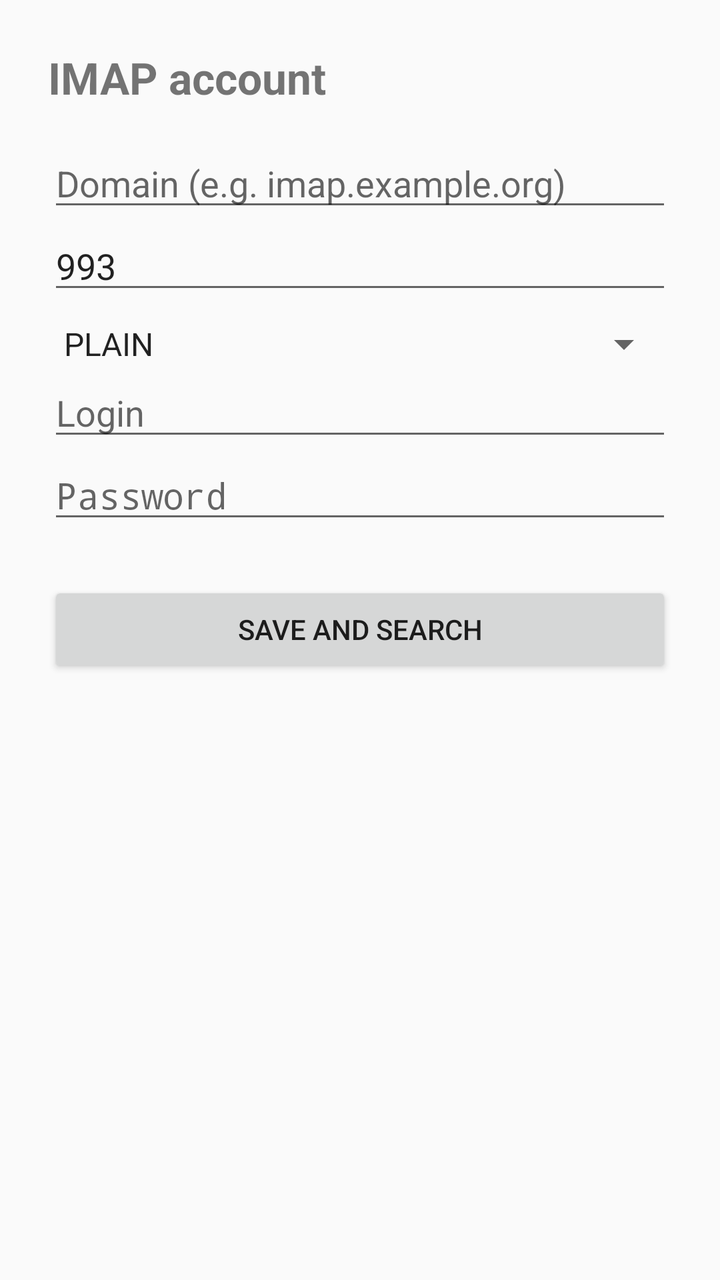
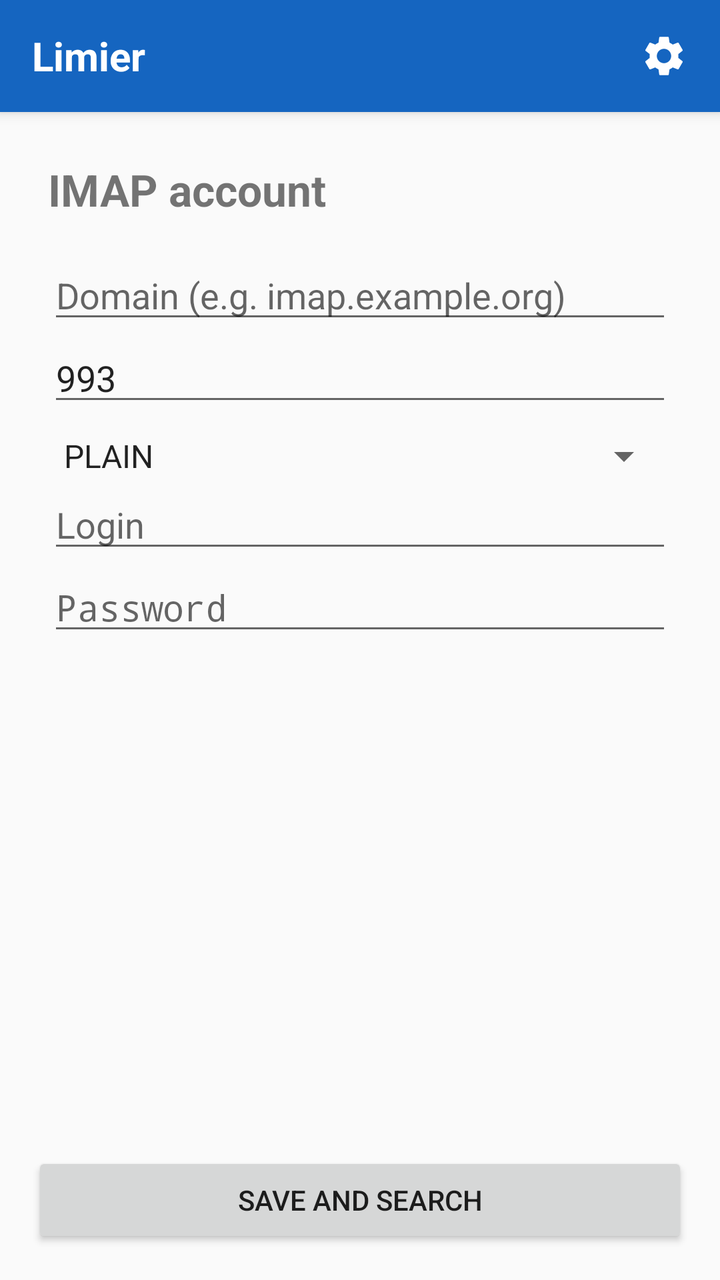

Compare the two renders of this Android layout. The source of the first and the diff that turns it into the second are given below.
<!-- AndroidManifest.xml: application theme AppTheme -->
<!-- res/layout/activity_main.xml -->
<?xml version="1.0" encoding="utf-8"?>
<ViewFlipper xmlns:android="http://schemas.android.com/apk/res/android"
    android:id="@+id/flipper"
    android:layout_width="match_parent"
    android:layout_height="match_parent">

    <include layout="@layout/panel_config" />

    <include layout="@layout/panel_main" />

    <include layout="@layout/panel_detail" />

</ViewFlipper>
<!-- res/layout/panel_config.xml (included above) -->
<?xml version="1.0" encoding="utf-8"?>
<ScrollView xmlns:android="http://schemas.android.com/apk/res/android"
    android:layout_width="match_parent"
    android:layout_height="match_parent">

    <LinearLayout
        android:layout_width="match_parent"
        android:layout_height="wrap_content"
        android:orientation="vertical"
        android:padding="24dp">

        <TextView
            android:layout_width="wrap_content"
            android:layout_height="wrap_content"
            android:layout_marginBottom="16dp"
            android:text="@string/config_title"
            android:textSize="22sp"
            android:textStyle="bold" />

        <EditText
            android:id="@+id/config_domain"
            android:layout_width="match_parent"
            android:layout_height="wrap_content"
            android:hint="@string/config_domain_hint"
            android:inputType="textUri" />

        <EditText
            android:id="@+id/config_port"
            android:layout_width="match_parent"
            android:layout_height="wrap_content"
            android:hint="@string/config_port_hint"
            android:inputType="number"
            android:text="993" />

        <Spinner
            android:id="@+id/config_sasl"
            android:layout_width="match_parent"
            android:layout_height="wrap_content"
            android:layout_marginTop="8dp"
            android:entries="@array/sasl_mechanisms" />

        <EditText
            android:id="@+id/config_login"
            android:layout_width="match_parent"
            android:layout_height="wrap_content"
            android:hint="@string/config_login_hint"
            android:inputType="textEmailAddress" />

        <EditText
            android:id="@+id/config_password"
            android:layout_width="match_parent"
            android:layout_height="wrap_content"
            android:hint="@string/config_password_hint"
            android:inputType="textPassword" />

        <Button
            android:id="@+id/config_submit"
            android:layout_width="match_parent"
            android:layout_height="wrap_content"
            android:layout_marginTop="24dp"
            android:text="@string/config_submit" />

    </LinearLayout>

</ScrollView>
<!-- res/layout/panel_main.xml (included above) -->
<?xml version="1.0" encoding="utf-8"?>
<LinearLayout xmlns:android="http://schemas.android.com/apk/res/android"
    android:layout_width="match_parent"
    android:layout_height="match_parent"
    android:orientation="vertical"
    android:padding="16dp">

    <LinearLayout
        android:layout_width="match_parent"
        android:layout_height="wrap_content"
        android:orientation="horizontal">

        <EditText
            android:id="@+id/search_keywords"
            android:layout_width="0dp"
            android:layout_height="wrap_content"
            android:layout_weight="1"
            android:hint="@string/search_hint"
            android:imeOptions="actionSearch"
            android:inputType="text"
            android:maxLines="1" />

        <Button
            android:id="@+id/search_submit"
            android:layout_width="wrap_content"
            android:layout_height="wrap_content"
            android:text="@string/search_submit" />

    </LinearLayout>

    <ProgressBar
        android:id="@+id/search_progress"
        style="?android:attr/progressBarStyleHorizontal"
        android:layout_width="match_parent"
        android:layout_height="wrap_content"
        android:layout_marginTop="4dp"
        android:visibility="gone" />

    <LinearLayout
        android:layout_width="match_parent"
        android:layout_height="wrap_content"
        android:gravity="center_vertical"
        android:orientation="horizontal">

        <TextView
            android:id="@+id/search_status"
            android:layout_width="0dp"
            android:layout_height="wrap_content"
            android:layout_weight="1" />

        <Button
            android:id="@+id/search_edit_account"
            android:layout_width="wrap_content"
            android:layout_height="wrap_content"
            android:background="@android:color/transparent"
            android:text="@string/search_edit_account"
            android:textColor="?android:attr/colorAccent" />

    </LinearLayout>

    <ScrollView
        android:layout_width="match_parent"
        android:layout_height="match_parent"
        android:layout_marginTop="8dp">

        <LinearLayout
            android:id="@+id/results_container"
            android:layout_width="match_parent"
            android:layout_height="wrap_content"
            android:orientation="vertical" />

    </ScrollView>

</LinearLayout>
<!-- res/layout/panel_detail.xml (included above) -->
<?xml version="1.0" encoding="utf-8"?>
<ScrollView xmlns:android="http://schemas.android.com/apk/res/android"
    android:layout_width="match_parent"
    android:layout_height="match_parent">

    <LinearLayout
        android:layout_width="match_parent"
        android:layout_height="wrap_content"
        android:orientation="vertical"
        android:padding="16dp">

        <Button
            android:id="@+id/detail_back"
            android:layout_width="wrap_content"
            android:layout_height="wrap_content"
            android:layout_marginBottom="16dp"
            android:text="@string/detail_back" />

        <TextView
            android:layout_width="wrap_content"
            android:layout_height="wrap_content"
            android:text="@string/detail_uid_label"
            android:textStyle="bold" />

        <TextView
            android:id="@+id/detail_uid"
            android:layout_width="match_parent"
            android:layout_height="wrap_content"
            android:layout_marginBottom="16dp"
            android:textIsSelectable="true" />

        <TextView
            android:layout_width="wrap_content"
            android:layout_height="wrap_content"
            android:text="@string/detail_date_label"
            android:textStyle="bold" />

        <TextView
            android:id="@+id/detail_date"
            android:layout_width="match_parent"
            android:layout_height="wrap_content"
            android:layout_marginBottom="16dp"
            android:textIsSelectable="true" />

        <TextView
            android:layout_width="wrap_content"
            android:layout_height="wrap_content"
            android:text="@string/detail_subject_label"
            android:textStyle="bold" />

        <TextView
            android:id="@+id/detail_subject"
            android:layout_width="match_parent"
            android:layout_height="wrap_content"
            android:layout_marginBottom="16dp"
            android:textIsSelectable="true" />

        <TextView
            android:id="@+id/detail_status"
            android:layout_width="match_parent"
            android:layout_height="wrap_content" />

        <LinearLayout
            android:id="@+id/detail_parts"
            android:layout_width="match_parent"
            android:layout_height="wrap_content"
            android:orientation="vertical" />

    </LinearLayout>

</ScrollView>
<!-- resources referenced by this layout -->
<resources>
  <string-array name="sasl_mechanisms">
          <item>PLAIN</item>
          <item>LOGIN</item>
      </string-array>
  <string name="config_domain_hint">Domain (e.g. imap.example.org)</string>
  <string name="config_login_hint">Login</string>
  <string name="config_password_hint">Password</string>
  <string name="config_port_hint">Port (993)</string>
  <string name="config_submit">Save and search</string>
  <string name="config_title">IMAP account</string>
  <string name="detail_back">Back to results</string>
  <string name="detail_date_label">Date</string>
  <string name="detail_subject_label">Subject</string>
  <string name="detail_uid_label">UID</string>
  <string name="search_edit_account">Edit account</string>
  <string name="search_hint">Keywords (matched across every field)</string>
  <string name="search_submit">Search</string>
  <style name="AppTheme" parent="@android:style/Theme.Material.Light.NoActionBar" />
</resources>

<!-- the commit's change to res/layout/activity_main.xml (unified diff, before → after) -->
@@ -1,82 +1,147 @@
 <?xml version="1.0" encoding="utf-8"?>
-<ViewFlipper xmlns:android="http://schemas.android.com/apk/res/android"
-    android:id="@+id/flipper"
-    android:layout_width="match_parent"
-    android:layout_height="match_parent">
-
-    <include layout="@layout/panel_config" />
-
-    <include layout="@layout/panel_main" />
-
-    <include layout="@layout/panel_detail" />
-
-</ViewFlipper>
+<LinearLayout xmlns:android="http://schemas.android.com/apk/res/android"
+    android:layout_width="match_parent"
+    android:layout_height="match_parent"
+    android:orientation="vertical">
+
+    <LinearLayout
+        android:id="@+id/top_bar"
+        android:layout_width="match_parent"
+        android:layout_height="wrap_content"
+        android:background="@color/app_bar"
+        android:elevation="4dp"
+        android:gravity="center_vertical"
+        android:minHeight="56dp"
+        android:orientation="horizontal"
+        android:paddingStart="4dp"
+        android:paddingEnd="4dp">
+
+        <ImageButton
+            android:id="@+id/top_back"
+            android:layout_width="48dp"
+            android:layout_height="48dp"
+            android:background="?android:attr/selectableItemBackgroundBorderless"
+            android:contentDescription="@string/back_action"
+            android:src="@drawable/ic_arrow_back"
+            android:visibility="gone" />
+
+        <TextView
+            android:id="@+id/top_title"
+            android:layout_width="0dp"
+            android:layout_height="wrap_content"
+            android:layout_weight="1"
+            android:paddingStart="12dp"
+            android:text="@string/app_name"
+            android:textColor="@color/app_bar_text"
+            android:textSize="20sp"
+            android:textStyle="bold" />
+
+        <ImageButton
+            android:id="@+id/top_settings"
+            android:layout_width="48dp"
+            android:layout_height="48dp"
+            android:background="?android:attr/selectableItemBackgroundBorderless"
+            android:contentDescription="@string/settings_action"
+            android:src="@drawable/ic_settings" />
+
+    </LinearLayout>
+
+    <ProgressBar
+        android:id="@+id/search_progress"
+        style="?android:attr/progressBarStyleHorizontal"
+        android:layout_width="match_parent"
+        android:layout_height="wrap_content"
+        android:visibility="gone" />
+
+    <ViewFlipper
+        android:id="@+id/flipper"
+        android:layout_width="match_parent"
+        android:layout_height="0dp"
+        android:layout_weight="1">
+
+        <include layout="@layout/panel_config" />
+
+        <include layout="@layout/panel_main" />
+
+        <include layout="@layout/panel_detail" />
+
+    </ViewFlipper>
+
+</LinearLayout>
 <!-- res/layout/panel_config.xml (included above) -->
 <?xml version="1.0" encoding="utf-8"?>
-<ScrollView xmlns:android="http://schemas.android.com/apk/res/android"
-    android:layout_width="match_parent"
-    android:layout_height="match_parent">
-
-    <LinearLayout
-        android:layout_width="match_parent"
-        android:layout_height="wrap_content"
-        android:orientation="vertical"
-        android:padding="24dp">
-
-        <TextView
-            android:layout_width="wrap_content"
-            android:layout_height="wrap_content"
-            android:layout_marginBottom="16dp"
-            android:text="@string/config_title"
-            android:textSize="22sp"
-            android:textStyle="bold" />
-
-        <EditText
-            android:id="@+id/config_domain"
-            android:layout_width="match_parent"
-            android:layout_height="wrap_content"
-            android:hint="@string/config_domain_hint"
-            android:inputType="textUri" />
-
-        <EditText
-            android:id="@+id/config_port"
-            android:layout_width="match_parent"
-            android:layout_height="wrap_content"
-            android:hint="@string/config_port_hint"
-            android:inputType="number"
-            android:text="993" />
-
-        <Spinner
-            android:id="@+id/config_sasl"
-            android:layout_width="match_parent"
-            android:layout_height="wrap_content"
-            android:layout_marginTop="8dp"
-            android:entries="@array/sasl_mechanisms" />
-
-        <EditText
-            android:id="@+id/config_login"
-            android:layout_width="match_parent"
-            android:layout_height="wrap_content"
-            android:hint="@string/config_login_hint"
-            android:inputType="textEmailAddress" />
-
-        <EditText
-            android:id="@+id/config_password"
-            android:layout_width="match_parent"
-            android:layout_height="wrap_content"
-            android:hint="@string/config_password_hint"
-            android:inputType="textPassword" />
-
-        <Button
-            android:id="@+id/config_submit"
-            android:layout_width="match_parent"
-            android:layout_height="wrap_content"
-            android:layout_marginTop="24dp"
-            android:text="@string/config_submit" />
-
-    </LinearLayout>
-
-</ScrollView>
+<LinearLayout xmlns:android="http://schemas.android.com/apk/res/android"
+    android:layout_width="match_parent"
+    android:layout_height="match_parent"
+    android:orientation="vertical">
+
+    <ScrollView
+        android:layout_width="match_parent"
+        android:layout_height="0dp"
+        android:layout_weight="1">
+
+        <LinearLayout
+            android:layout_width="match_parent"
+            android:layout_height="wrap_content"
+            android:orientation="vertical"
+            android:padding="24dp">
+
+            <TextView
+                android:layout_width="wrap_content"
+                android:layout_height="wrap_content"
+                android:layout_marginBottom="16dp"
+                android:text="@string/config_title"
+                android:textSize="22sp"
+                android:textStyle="bold" />
+
+            <EditText
+                android:id="@+id/config_domain"
+                android:layout_width="match_parent"
+                android:layout_height="wrap_content"
+                android:hint="@string/config_domain_hint"
+                android:inputType="textUri" />
+
+            <EditText
+                android:id="@+id/config_port"
+                android:layout_width="match_parent"
+                android:layout_height="wrap_content"
+                android:hint="@string/config_port_hint"
+                android:inputType="number"
+                android:text="993" />
+
+            <Spinner
+                android:id="@+id/config_sasl"
+                android:layout_width="match_parent"
+                android:layout_height="wrap_content"
+                android:layout_marginTop="8dp"
+                android:entries="@array/sasl_mechanisms" />
+
+            <EditText
+                android:id="@+id/config_login"
+                android:layout_width="match_parent"
+                android:layout_height="wrap_content"
+                android:hint="@string/config_login_hint"
+                android:inputType="textEmailAddress" />
+
+            <EditText
+                android:id="@+id/config_password"
+                android:layout_width="match_parent"
+                android:layout_height="wrap_content"
+                android:hint="@string/config_password_hint"
+                android:inputType="textPassword" />
+
+        </LinearLayout>
+
+    </ScrollView>
+
+    <Button
+        android:id="@+id/config_submit"
+        android:layout_width="match_parent"
+        android:layout_height="wrap_content"
+        android:layout_margin="16dp"
+        android:text="@string/config_submit" />
+
+</LinearLayout>
 <!-- res/layout/panel_main.xml (included above) -->
 <?xml version="1.0" encoding="utf-8"?>
 <LinearLayout xmlns:android="http://schemas.android.com/apk/res/android"
@@ -84,6 +149,21 @@
     android:layout_height="match_parent"
     android:orientation="vertical"
     android:padding="16dp">
+
+    <TextView
+        android:layout_width="wrap_content"
+        android:layout_height="wrap_content"
+        android:text="@string/search_title"
+        android:textSize="18sp"
+        android:textStyle="bold" />
+
+    <TextView
+        android:layout_width="match_parent"
+        android:layout_height="wrap_content"
+        android:layout_marginTop="4dp"
+        android:layout_marginBottom="12dp"
+        android:text="@string/search_description"
+        android:textColor="?android:attr/textColorSecondary" />
 
     <LinearLayout
         android:layout_width="match_parent"
@@ -108,35 +188,11 @@
 
     </LinearLayout>
 
-    <ProgressBar
-        android:id="@+id/search_progress"
-        style="?android:attr/progressBarStyleHorizontal"
-        android:layout_width="match_parent"
-        android:layout_height="wrap_content"
-        android:layout_marginTop="4dp"
-        android:visibility="gone" />
-
-    <LinearLayout
-        android:layout_width="match_parent"
-        android:layout_height="wrap_content"
-        android:gravity="center_vertical"
-        android:orientation="horizontal">
-
-        <TextView
-            android:id="@+id/search_status"
-            android:layout_width="0dp"
-            android:layout_height="wrap_content"
-            android:layout_weight="1" />
-
-        <Button
-            android:id="@+id/search_edit_account"
-            android:layout_width="wrap_content"
-            android:layout_height="wrap_content"
-            android:background="@android:color/transparent"
-            android:text="@string/search_edit_account"
-            android:textColor="?android:attr/colorAccent" />
-
-    </LinearLayout>
+    <TextView
+        android:id="@+id/search_status"
+        android:layout_width="match_parent"
+        android:layout_height="wrap_content"
+        android:layout_marginTop="8dp" />
 
     <ScrollView
         android:layout_width="match_parent"
@@ -164,13 +220,6 @@
         android:orientation="vertical"
         android:padding="16dp">
 
-        <Button
-            android:id="@+id/detail_back"
-            android:layout_width="wrap_content"
-            android:layout_height="wrap_content"
-            android:layout_marginBottom="16dp"
-            android:text="@string/detail_back" />
-
         <TextView
             android:layout_width="wrap_content"
             android:layout_height="wrap_content"
<!-- resource entries referenced after the edit -->
@@ -4,19 +4,48 @@
           <item>PLAIN</item>
           <item>LOGIN</item>
       </string-array>
+  <color name="app_bar">#1565C0</color>
+  <color name="app_bar_text">#FFFFFF</color>
+  <!-- drawable ic_arrow_back (drawable) -->
+  <vector xmlns:android="http://schemas.android.com/apk/res/android"
+      android:width="24dp"
+      android:height="24dp"
+      android:viewportWidth="24"
+      android:viewportHeight="24">
+  
+      <path
+          android:fillColor="@color/app_bar_text"
+          android:pathData="M20,11H7.83l5.59,-5.59L12,4l-8,8 8,8 1.41,-1.41L7.83,13H20v-2z" />
+  
+  </vector>
+  <!-- drawable ic_settings (drawable) -->
+  <vector xmlns:android="http://schemas.android.com/apk/res/android"
+      android:width="24dp"
+      android:height="24dp"
+      android:viewportWidth="24"
+      android:viewportHeight="24">
+  
+      <path
+          android:fillColor="@color/app_bar_text"
+          android:pathData="M19.14,12.94c0.04,-0.3 0.06,-0.61 0.06,-0.94c0,-0.32 -0.02,-0.64 -0.07,-0.94l2.03,-1.58c0.18,-0.14 0.23,-0.41 0.12,-0.61l-1.92,-3.32c-0.12,-0.22 -0.37,-0.29 -0.59,-0.22l-2.39,0.96c-0.5,-0.38 -1.03,-0.7 -1.62,-0.94L14.4,2.81c-0.04,-0.24 -0.24,-0.41 -0.48,-0.41h-3.84c-0.24,0 -0.43,0.17 -0.47,0.41L9.25,5.35C8.66,5.59 8.12,5.92 7.63,6.29L5.24,5.33c-0.22,-0.08 -0.47,0 -0.59,0.22L2.74,8.87C2.62,9.08 2.66,9.34 2.86,9.48l2.03,1.58C4.84,11.36 4.8,11.69 4.8,12s0.02,0.64 0.07,0.94l-2.03,1.58c-0.18,0.14 -0.23,0.41 -0.12,0.61l1.92,3.32c0.12,0.22 0.37,0.29 0.59,0.22l2.39,-0.96c0.5,0.38 1.03,0.7 1.62,0.94l0.36,2.54c0.05,0.24 0.24,0.41 0.48,0.41h3.84c0.24,0 0.44,-0.17 0.47,-0.41l0.36,-2.54c0.59,-0.24 1.13,-0.56 1.62,-0.94l2.39,0.96c0.22,0.08 0.47,0 0.59,-0.22l1.92,-3.32c0.12,-0.22 0.07,-0.47 -0.12,-0.61L19.14,12.94zM12,15.6c-1.98,0 -3.6,-1.62 -3.6,-3.6s1.62,-3.6 3.6,-3.6s3.6,1.62 3.6,3.6S13.98,15.6 12,15.6z" />
+  
+  </vector>
+  <string name="app_name">Limier</string>
+  <string name="back_action">Back</string>
   <string name="config_domain_hint">Domain (e.g. imap.example.org)</string>
   <string name="config_login_hint">Login</string>
   <string name="config_password_hint">Password</string>
   <string name="config_port_hint">Port (993)</string>
   <string name="config_submit">Save and search</string>
   <string name="config_title">IMAP account</string>
-  <string name="detail_back">Back to results</string>
   <string name="detail_date_label">Date</string>
   <string name="detail_subject_label">Subject</string>
   <string name="detail_uid_label">UID</string>
-  <string name="search_edit_account">Edit account</string>
-  <string name="search_hint">Keywords (matched across every field)</string>
+  <string name="search_description">Hunt down lost mail across your account. Keywords are matched against every field of every message, in every mailbox at once.</string>
+  <string name="search_hint">Keywords</string>
   <string name="search_submit">Search</string>
+  <string name="search_title">Search your mailboxes</string>
+  <string name="settings_action">Edit account</string>
   <style name="AppTheme" parent="@android:style/Theme.Material.Light.NoActionBar" />
 </resources>
 
